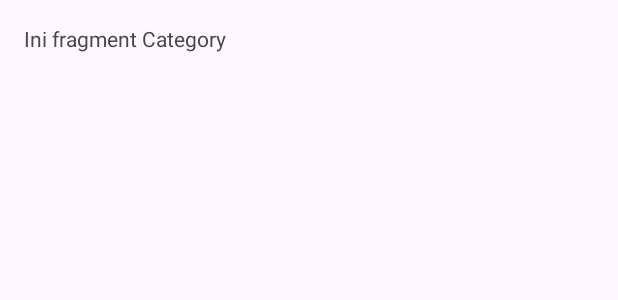
After one commit to nafishafi/MyNavigation, an Android app: the layout fragment_category.xml on its own in the app's theme, with its tools: preview values and no code run, on a phone screen of 412 x 824 dp. The commit adds this screen. Shown: the top 300 px of the screen. Run offline under Robolectric (Android 15) with nearby library versions, the phone set to English and light mode, and no system bars.

Commit message:
add Category Fragment and Profile Activity

```diff
--- a/app/src/main/AndroidManifest.xml
+++ b/app/src/main/AndroidManifest.xml
@@ -13,6 +13,9 @@
         android:theme="@style/Theme.MyNavigation"
         tools:targetApi="31">
         <activity
+            android:name=".ProfileActivity"
+            android:exported="false" />
+        <activity
             android:name=".MainActivity"
             android:exported="true">
             <intent-filter>
--- /dev/null
+++ b/app/src/main/res/layout/fragment_category.xml
@@ -0,0 +1,16 @@
+<?xml version="1.0" encoding="utf-8"?>
+<LinearLayout xmlns:android="http://schemas.android.com/apk/res/android"
+    xmlns:tools="http://schemas.android.com/tools"
+    android:layout_width="match_parent"
+    android:layout_height="match_parent"
+    android:orientation="vertical"
+    android:padding="16dp"
+    tools:context=".CategoryFragment">
+
+    <TextView
+        android:layout_width="match_parent"
+        android:layout_height="wrap_content"
+        android:layout_marginBottom="16dp"
+        android:text="@string/this_category" />
+
+</LinearLayout>
--- a/app/src/main/res/values/strings.xml
+++ b/app/src/main/res/values/strings.xml
@@ -10,4 +10,6 @@
     <string name="category_description">Category Description</string>
     <string name="to_home">Ke fragment Home</string>
     <string name="hello_home_fragment">Hello Ini Home Fragment</string>
+    <!-- TODO: Remove or change this placeholder text -->
+    <string name="hello_blank_fragment">Hello blank fragment</string>
 </resources>
```
Also changed, not shown: app/src/main/java/com/dicoding/mynavigation/CategoryFragment.kt (added, +59 -0 lines), app/src/main/java/com/dicoding/mynavigation/ProfileActivity.kt (added, +20 -0 lines), app/src/main/res/layout/activity_main.xml (+9 -11 lines), app/src/main/res/layout/activity_profile.xml (added, +10 -0 lines), app/src/main/res/navigation/main_navigation.xml (+13 -1 lines).
